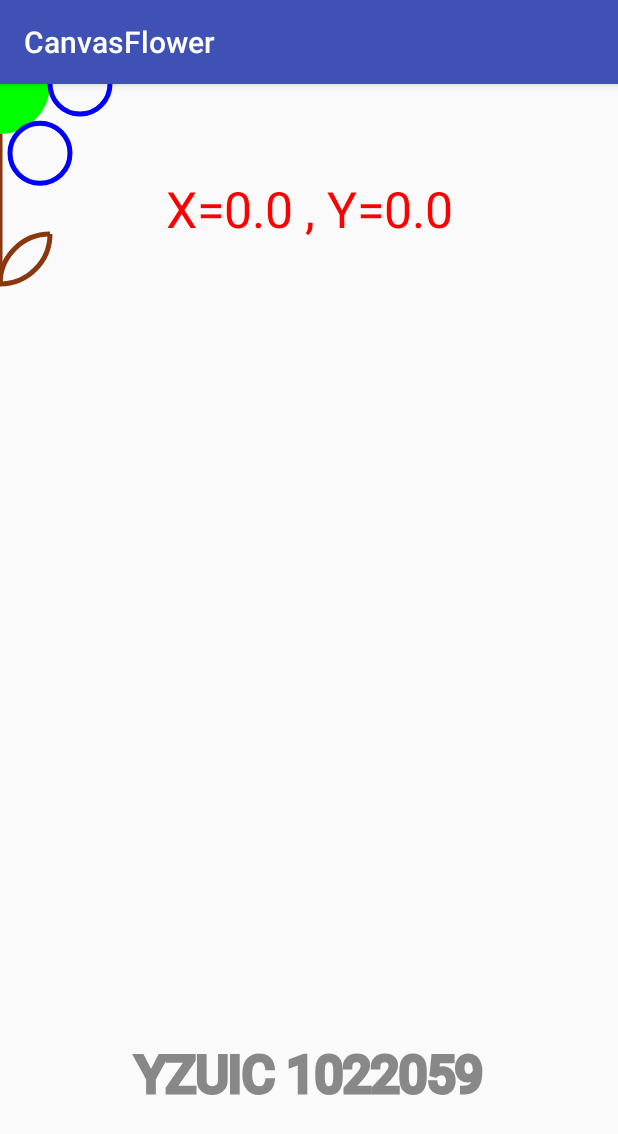
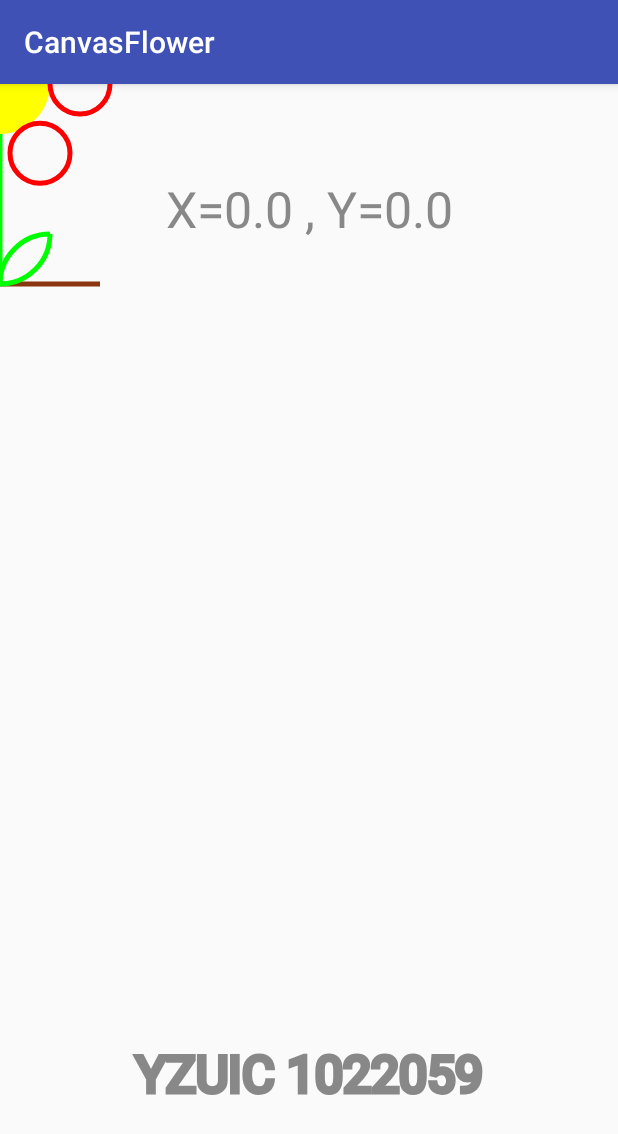
Before and after one commit to d900139/CanvasFlower, an Android app: the screen it shows after launch (MainActivity), on a phone screen of 412 x 824 dp. Shown: the top 1134 px of the screen. Run offline under Robolectric (Android 15) with nearby library versions, the phone set to English and light mode, and no system bars.

Commit message:
Modify comment and color.

```diff
--- a/app/src/main/java/yzuic/kevinchang/canvasflower/MyView.java
+++ b/app/src/main/java/yzuic/kevinchang/canvasflower/MyView.java
@@ -4,7 +4,6 @@ import android.content.Context;
 import android.graphics.Canvas;
 import android.graphics.Color;
 import android.graphics.Paint;
-import android.graphics.RectF;
 import android.view.MotionEvent;
 import android.view.View;
 
@@ -19,26 +18,27 @@ public class MyView extends View {
     protected void onDraw(Canvas canvas) {
         super.onDraw(canvas);
         Paint paint = new Paint();
-        paint.setColor(Color.RED); //顏色
+        paint.setColor(Color.GRAY); //顏色
         paint.setAntiAlias(true); //平滑
         paint.setStrokeWidth(5); //線寬
         paint.setTextSize(50); //字體大小
         paint.setTextAlign(Paint.Align.CENTER); //置中
 
-        float R = 50; //大園半徑
+        float R = 50; //大圓半徑
         float r = R * 3 / 5; //小圓半徑
         float high = 3 * R; //花梗長
-        float sqrt3 = (float) Math.sqrt(3);
+        float sqrt3 = (float) Math.sqrt(3); //根號3
 
         float width = getWidth();
         float height = getHeight();
 
         canvas.drawText("X=" + X + " , " + "Y=" + Y, width / 2, height / 8, paint); // 顯示點擊處 x,y 座標
 
-        paint.setColor(Color.GREEN);
+        //花
+        paint.setColor(Color.YELLOW);
         paint.setStyle(Paint.Style.FILL); //填滿;
         canvas.drawCircle(X, Y, R, paint); //中
-        paint.setColor(Color.BLUE);
+        paint.setColor(Color.RED);
         paint.setStyle(Paint.Style.STROKE); //空心
         canvas.drawCircle(X - (R + r) / 2, Y - (R + r) / 2 * sqrt3, r, paint); //左上
         canvas.drawCircle(X + (R + r) / 2, Y - (R + r) / 2 * sqrt3, r, paint); //右上
@@ -46,10 +46,13 @@ public class MyView extends View {
         canvas.drawCircle(X + (R + r) / 2, Y + (R + r) / 2 * sqrt3, r, paint); //右下
         canvas.drawCircle(X - (R + r) / 2, Y + (R + r) / 2 * sqrt3, r, paint); //左下
         canvas.drawCircle(X - (R + r), Y, r, paint); //左
+        paint.setColor(Color.GREEN);
+        canvas.drawLine(X, Y + R, X, Y + R + high, paint); //花梗
         paint.setColor(Color.rgb(138, 54, 15)); //棕色
-        canvas.drawLine(X, Y + R, X, Y + R + high, paint); //花梗
+        canvas.drawLine(X - R*2, Y + R + high, X + R*2, Y + R + high, paint); //土
 
         //葉子 - 弧線 : drawArc(float left, float top, float right, float bottom, float startAngle, float sweepAngle, boolean useCenter, Paint paint)
+        paint.setColor(Color.GREEN);
         canvas.drawArc(X - R * 2, Y + high, X, Y + R * 2 + high, 270, 90, false, paint); //左葉上弧
         canvas.drawArc(X - R, Y + R + high - R * 2, X + R, Y + R + high, 90, 90, false, paint); //左葉下弧
         canvas.drawArc(X, Y + high, X + R * 2, Y + R * 2 + high, 180, 90, false, paint); //右葉上弧
```
